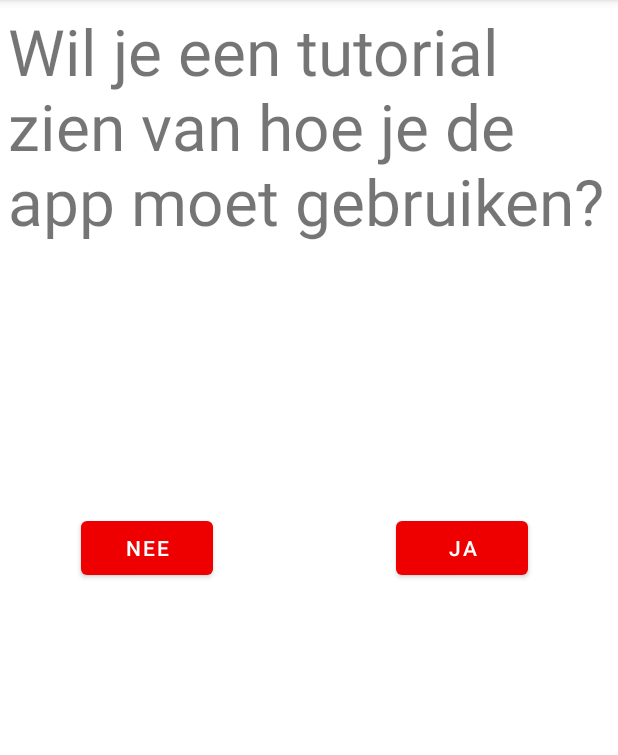
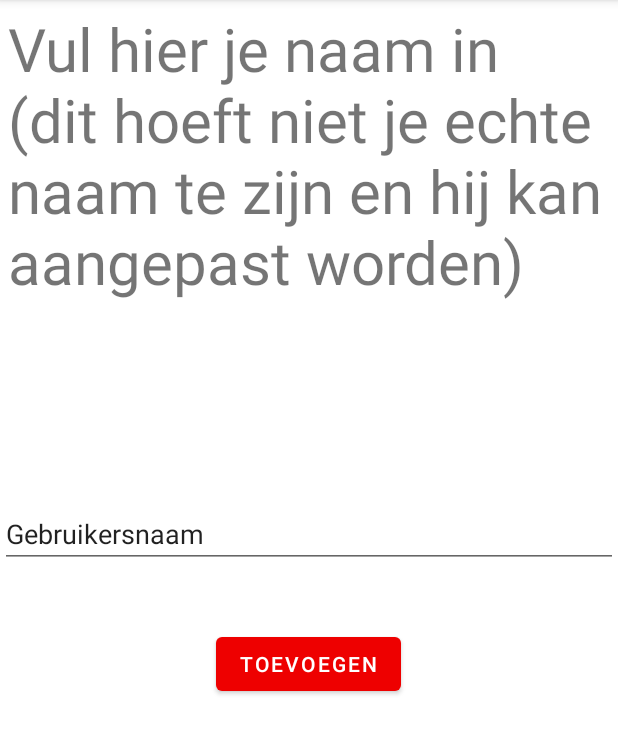
Before and after one commit to bibwip/PWaSs, an Android app: the VolgendeFrag screen opened through its navigation route, on a phone screen of 412 x 824 dp, the part 84-839 px from its top. Run offline under Robolectric (Android 15) with nearby library versions, the phone set to English and light mode, and no system bars; our stand-ins replace Firebase (no records; nobody signed in at launch, a user with empty details on screens opened directly), navigation-ui.

Commit message:
tutorial naar naam invoeren

```diff
--- a/app/src/main/res/layout/fragment_tutorial.xml
+++ /dev/null
@@ -1,14 +0,0 @@
-<?xml version="1.0" encoding="utf-8"?>
-<androidx.constraintlayout.widget.ConstraintLayout xmlns:android="http://schemas.android.com/apk/res/android"
-    xmlns:tools="http://schemas.android.com/tools"
-    android:layout_width="match_parent"
-    android:layout_height="match_parent"
-    tools:context=".tutorialFragment">
-
-
-    <TextView
-        android:layout_width="match_parent"
-        android:layout_height="match_parent"
-        android:text="hahahah" />
-
-</androidx.constraintlayout.widget.ConstraintLayout>
--- a/app/src/main/res/layout/fragment_volgende.xml
+++ b/app/src/main/res/layout/fragment_volgende.xml
@@ -11,37 +11,39 @@
         android:layout_width="match_parent"
         android:layout_height="200dp"
         android:layout_margin="5dp"
-        android:layout_marginTop="104dp"
-        android:text="@string/TutorialTekst"
-        android:textSize="40dp"
+        android:layout_marginTop="52dp"
+        android:autoSizeTextType="uniform"
+        android:text="@string/naamTekst"
+        android:textSize="20dp"
         app:autoSizeMaxTextSize="100dp"
         app:autoSizeMinTextSize="12dp"
         app:autoSizeStepGranularity="2sp"
-        android:autoSizeTextType="uniform"
         app:layout_constraintEnd_toEndOf="parent"
+        app:layout_constraintHorizontal_bias="0.444"
+        app:layout_constraintStart_toStartOf="parent"
+        app:layout_constraintTop_toTopOf="parent" />
+
+    <EditText
+        android:id="@+id/editText"
+        android:layout_width="match_parent"
+        android:layout_height="wrap_content"
+        android:layout_marginTop="128dp"
+        android:text="@string/user"
+        app:layout_constraintEnd_toStartOf="@+id/BtnTutorialYes"
         app:layout_constraintHorizontal_bias="0.0"
         app:layout_constraintStart_toStartOf="parent"
-        app:layout_constraintTop_toTopOf="parent" />
+        app:layout_constraintTop_toBottomOf="@+id/TutorialTextTV" />
 
     <Button
         android:id="@+id/BtnTutorialYes"
         android:layout_width="wrap_content"
         android:layout_height="wrap_content"
-        android:layout_marginTop="136dp"
-        android:layout_marginEnd="60dp"
-        android:text="@string/Yes"
+        android:layout_marginTop="40dp"
+        android:text="@string/add"
         app:layout_constraintEnd_toEndOf="parent"
-        app:layout_constraintTop_toBottomOf="@+id/TutorialTextTV" />
+        app:layout_constraintHorizontal_bias="0.498"
+        app:layout_constraintStart_toStartOf="parent"
+        app:layout_constraintTop_toBottomOf="@+id/editText" />
 
-    <Button
-        android:id="@+id/BtnTutorialNO"
-        android:layout_width="wrap_content"
-        android:layout_height="wrap_content"
-        android:layout_marginTop="136dp"
-        android:text="@string/No"
-        app:layout_constraintEnd_toStartOf="@+id/BtnTutorialYes"
-        app:layout_constraintHorizontal_bias="0.306"
-        app:layout_constraintStart_toStartOf="parent"
-        app:layout_constraintTop_toBottomOf="@+id/TutorialTextTV" />
 
 </androidx.constraintlayout.widget.ConstraintLayout>
--- a/app/src/main/res/navigation/nav_graph.xml
+++ b/app/src/main/res/navigation/nav_graph.xml
@@ -22,9 +22,6 @@
         <action
             android:id="@+id/action_volgendeFrag_to_mainFragment"
             app:destination="@id/mainFragment" />
-        <action
-            android:id="@+id/action_volgendeFrag_to_tutorialFragment"
-            app:destination="@id/tutorialFragment" />
     </fragment>
     <fragment
         android:id="@+id/addPostFragment"
@@ -70,11 +67,6 @@ tools:layout="@layout/fragment_post">
         android:name="commentSectionId"
         app:argType="string" />
 </fragment>
-<fragment
-android:id="@+id/tutorialFragment"
-android:name="com.thethreewisemen.pwass.tutorialFragment"
-android:label="fragment_tutorial"
-tools:layout="@layout/fragment_tutorial" />
 
 
 </navigation>
--- a/app/src/main/res/values/strings.xml
+++ b/app/src/main/res/values/strings.xml
@@ -29,7 +29,7 @@
 
 
     <string name="welkomTekst">  Welkom in onze app!  </string>
-    <string name="TutorialTekst"> Wil je een tutorial zien van hoe je de app moet gebruiken?</string>
+    <string name="naamTekst"> Vul hier je naam in (dit hoeft niet je echte naam te zijn en hij kan aangepast worden)</string>
     <string name="user"> Gebruikersnaam</string>
     <string name="add"> Toevoegen</string>
 
```
